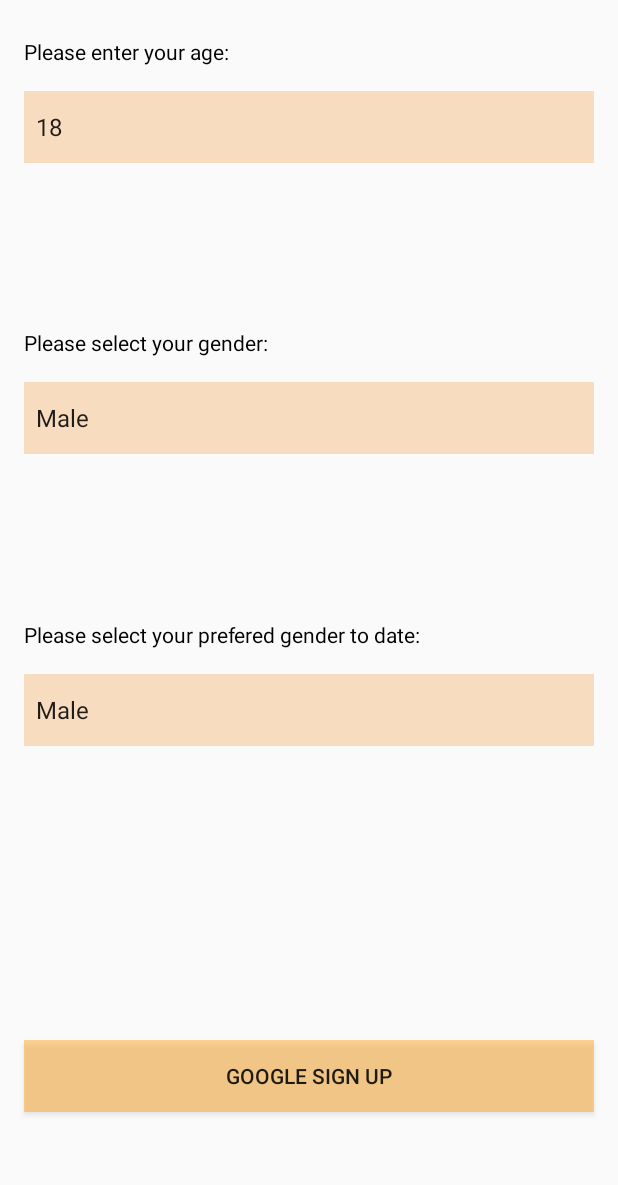
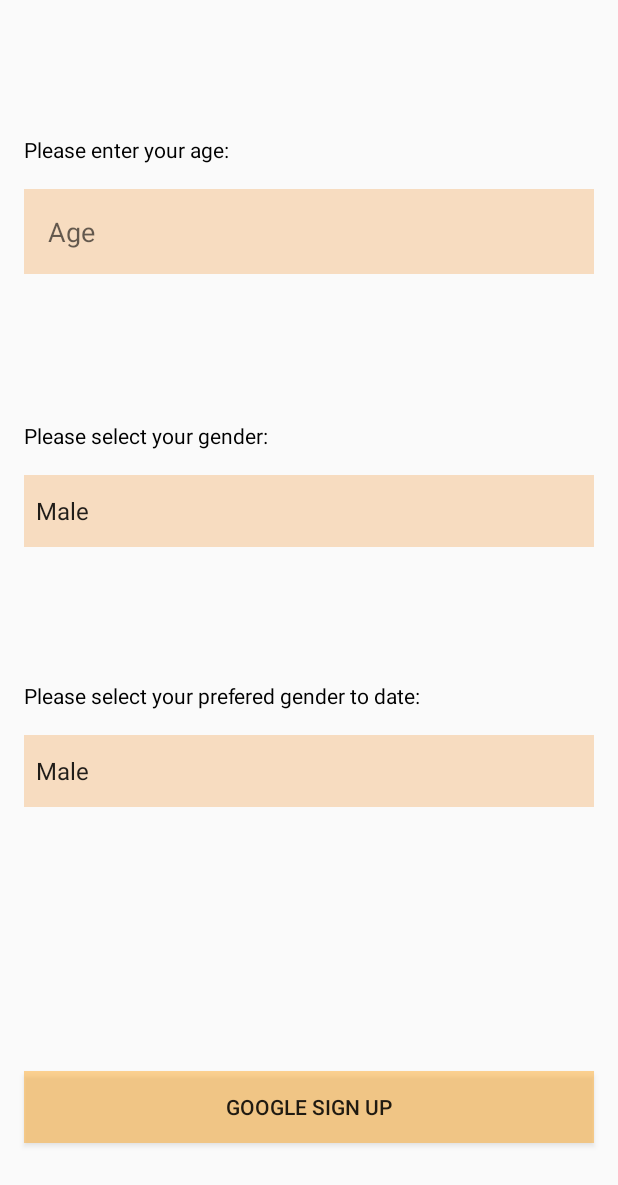
Before and after one commit to Vol-Mate/Phone_Application, an Android app: the registration screen opened directly, with no data from a screen before it, on a phone screen of 412 x 824 dp. Shown: the top 1185 px of the screen. Run offline under Robolectric (Android 15) with nearby library versions, the phone set to English and light mode, and no system bars; our stand-ins replace Firebase (no records; nobody signed in at launch, a user with empty details on screens opened directly).

Commit message:
age fixed

```diff
--- a/app/src/main/java/com/example/phoneapplication/registration.kt
+++ b/app/src/main/java/com/example/phoneapplication/registration.kt
@@ -30,12 +30,12 @@ class Users(
     val userId: String = "",
     val name: String = "",
     val email: String = "",
-    val age: String = "",
+    val age: Int = 0,
     val gender: String = "",
     val genderPref: String = ""
 ) {
     // add other methods as needed
-    constructor() : this("", "", "", "","", "")
+    constructor() : this("", "", "", 0,"", "")
 }
 class registration : AppCompatActivity() {
     val database = Firebase.database.reference
@@ -46,7 +46,7 @@ class registration : AppCompatActivity() {
 
     private lateinit var auth: FirebaseAuth
     private lateinit var googleSignInClient: GoogleSignInClient
-    private lateinit var ageEditText: Spinner
+    private lateinit var ageEditText: EditText
     private lateinit var genderEditText: Spinner
     private lateinit var genderPrefEditText: Spinner
 
@@ -102,7 +102,7 @@ class registration : AppCompatActivity() {
             if (account != null) {
                 // Get values from EditText views
                 val gender = genderEditText.selectedItem.toString()
-                val age = ageEditText.selectedItem.toString()
+                val age = ageEditText.text.toString().toIntOrNull() ?: 0
                 val genderPref = genderPrefEditText.selectedItem.toString()
 
                 val credential = GoogleAuthProvider.getCredential(account.idToken, null)
--- a/app/src/main/res/layout/activity_registration.xml
+++ b/app/src/main/res/layout/activity_registration.xml
@@ -7,39 +7,39 @@
     android:layout_height="match_parent"
     tools:context=".registration">
 
-<!--    <EditText-->
+    <EditText
+        android:id="@+id/ageEditText"
+        android:layout_width="0dp"
+        android:layout_height="wrap_content"
+        android:layout_marginHorizontal="16dp"
+        android:layout_marginTop="64dp"
+        android:layout_marginBottom="8dp"
+        android:background="#F7DCC0"
+        android:hint="Age"
+        android:inputType="number"
+        android:padding="16dp"
+        app:layout_constraintBottom_toTopOf="@+id/genderSpinner"
+        app:layout_constraintEnd_toEndOf="parent"
+        app:layout_constraintStart_toStartOf="parent"
+        app:layout_constraintTop_toTopOf="parent" />
+
+<!--    <Spinner-->
 <!--        android:id="@+id/ageEditText"-->
 <!--        android:layout_width="0dp"-->
 <!--        android:layout_height="wrap_content"-->
 <!--        android:layout_marginHorizontal="16dp"-->
-<!--        android:layout_marginTop="64dp"-->
 <!--        android:layout_marginBottom="8dp"-->
 <!--        android:background="#F7DCC0"-->
-<!--        android:hint="Age"-->
-<!--        android:inputType="number"-->
-<!--        android:padding="16dp"-->
-<!--        app:layout_constraintBottom_toTopOf="@+id/genderSpinner"-->
+<!--        android:entries="@array/age_options"-->
+<!--        android:minHeight="48dp"-->
+<!--        android:prompt="@string/preferred_age"-->
+<!--        android:spinnerMode="dropdown"-->
+<!--        app:layout_constraintBottom_toTopOf="@id/gSignInBtn"-->
 <!--        app:layout_constraintEnd_toEndOf="parent"-->
+<!--        app:layout_constraintHorizontal_bias="0.0"-->
 <!--        app:layout_constraintStart_toStartOf="parent"-->
-<!--        app:layout_constraintTop_toTopOf="parent" />-->
-
-    <Spinner
-        android:id="@+id/ageEditText"
-        android:layout_width="0dp"
-        android:layout_height="wrap_content"
-        android:layout_marginHorizontal="16dp"
-        android:layout_marginBottom="8dp"
-        android:background="#F7DCC0"
-        android:entries="@array/age_options"
-        android:minHeight="48dp"
-        android:prompt="@string/preferred_age"
-        android:spinnerMode="dropdown"
-        app:layout_constraintBottom_toTopOf="@id/gSignInBtn"
-        app:layout_constraintEnd_toEndOf="parent"
-        app:layout_constraintHorizontal_bias="0.0"
-        app:layout_constraintStart_toStartOf="parent"
-        app:layout_constraintTop_toTopOf="parent"
-        app:layout_constraintVertical_bias="0.095" />
+<!--        app:layout_constraintTop_toTopOf="parent"-->
+<!--        app:layout_constraintVertical_bias="0.095" />-->
 
     <Spinner
         android:id="@+id/genderSpinner"
```
Also changed, not shown: app/src/main/java/com/example/phoneapplication/swap_activity.kt (+8 -7 lines).
